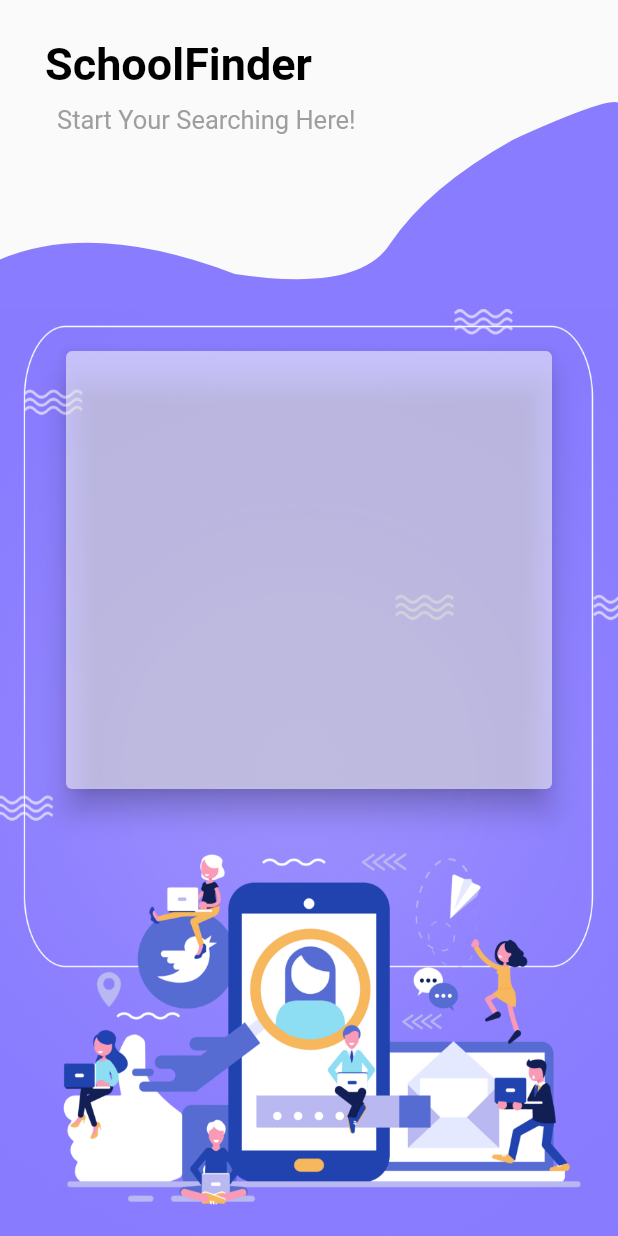
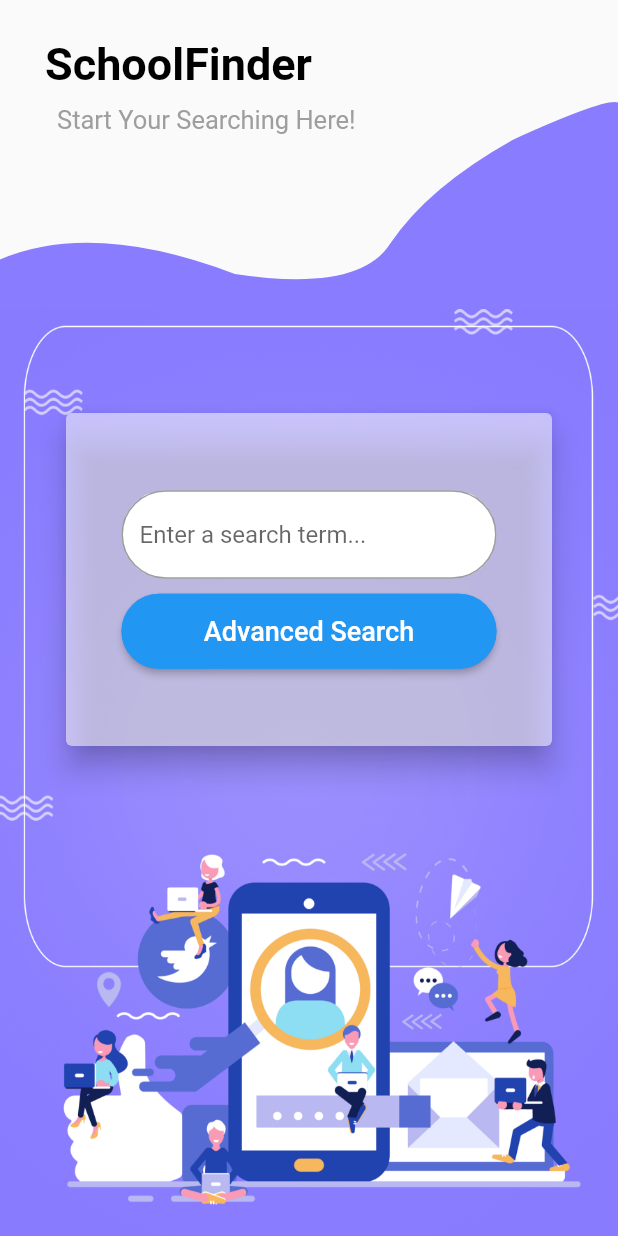
Before and after one commit to tb960/CZ2006-ntuSE, a Flutter app: the SearchLandingScreen screen opened by its route, on a phone screen of 412 x 824 dp. Run offline on Flutter 3.47's test engine with Material 2 defaults, Android fonts, the phone set to English and light mode, and no system bars.

Commit message:
complete the search landing screen

```diff
--- a/lib/main.dart
+++ b/lib/main.dart
@@ -2,7 +2,7 @@ import 'package:flutter/material.dart';
 import 'home.dart';
 import 'login.dart';
 import 'signUp.dart';
-import 'advancedSearch.dart';
+import 'advancedSearch/advancedSearch.dart';
 import 'searchLandingPage.dart';
 
 void main() => runApp(MyApp());
--- a/lib/searchLandingPage.dart
+++ b/lib/searchLandingPage.dart
@@ -51,15 +51,60 @@ class SearchLandingScreen extends StatelessWidget {
                       Container(
                         alignment: Alignment.topCenter,
                         padding: new EdgeInsets.only(
-                            top: MediaQuery.of(context).size.height * 0.17,
+                            top: MediaQuery.of(context).size.height * 0.22,
                             right: 40.0,
                             left: 40.0),
                         child: new Container(
-                          height: 300.0,
+                          height: 230.0,
                           width: MediaQuery.of(context).size.width,
-                          child: new Card(
+                          child: Card(
                             color: Color(0x8CFFFFFF),
                             elevation: 8.0,
+                            child: Column(
+                              mainAxisAlignment: MainAxisAlignment.center,
+                              crossAxisAlignment: CrossAxisAlignment.center,
+                              children: <Widget>[
+                                Container(
+                                  margin: EdgeInsets.only(bottom: 10.0),
+                                  width: 250.0,
+                                  decoration: BoxDecoration(
+                                    borderRadius: BorderRadius.circular(30.0),
+                                    color: Colors.white,
+                                  ),
+                                  child: TextField(
+                                    onTap:()=>print('i am clicked!'),
+                                    decoration: InputDecoration(
+                                      fillColor: Colors.black,
+                                      border: OutlineInputBorder(
+                                        borderRadius: BorderRadius.all(Radius.circular(30.0),)
+                                      ),
+                                      hintText: 'Enter a search term...',
+                                    ),
+                                  ),
+                                ),
+                                Container(
+                                  width: 250.0,
+                                  height: 50.0,
+                                  child: RaisedButton(
+                                    color: Colors.blue,
+                                    textColor: Colors.white,
+                                    shape: RoundedRectangleBorder(
+                                        borderRadius: BorderRadius.circular(30.0),
+                                        side: BorderSide(
+                                            color: Colors.blue,
+                                        )
+                                    ),
+                                    child: Text(
+                                        "Advanced Search",
+                                        style: TextStyle(fontSize: 18)
+                                    ),
+                                    onPressed: () {
+                                      Navigator.pushNamed(context, '/advancedSearch');
+                                    },
+                                  ),
+                                ),
+                              ],
+                            ),
                           ),
                         ),
                       )
```
Also changed, not shown: lib/advancedSearch/advancedSearch.dart (renamed from lib/advancedSearch.dart).
